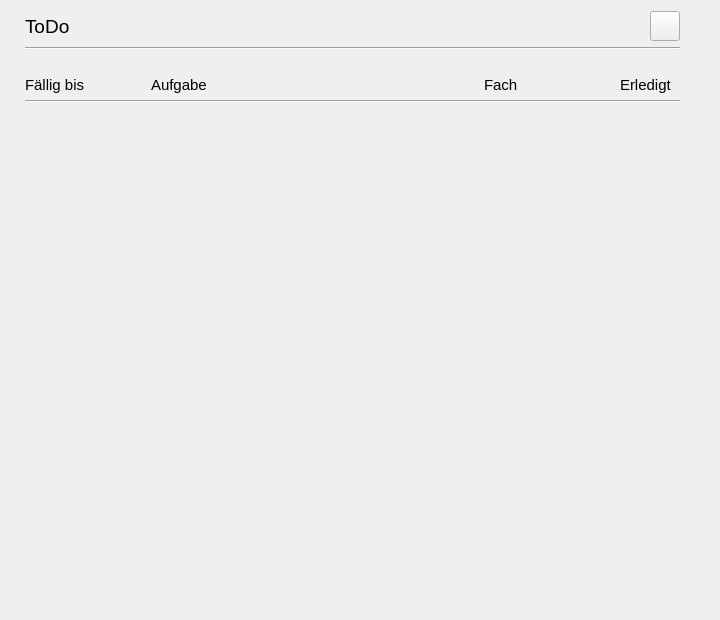
orgnnice/OrgNNice, file todo.ui: the form before one commit.
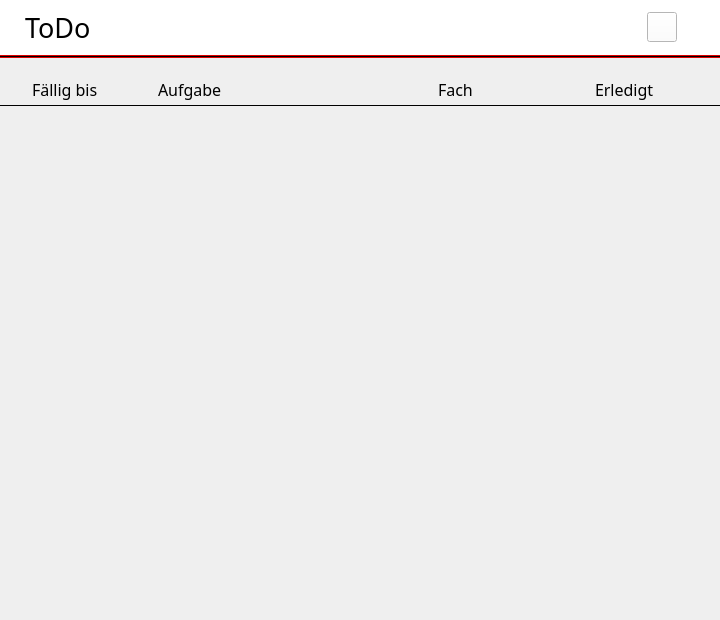
The form after the commit. Icons and pictures are not drawn.

Commit message: delete todo and waitfor, button styling, gui styling

```diff
--- a/todo.ui
+++ b/todo.ui
@@ -19,29 +19,80 @@
   <property name="windowTitle">
    <string>toDo</string>
   </property>
+  <property name="styleSheet">
+   <string notr="true"/>
+  </property>
   <layout class="QVBoxLayout" name="verticalLayout">
+   <property name="spacing">
+    <number>0</number>
+   </property>
    <property name="leftMargin">
     <number>0</number>
    </property>
+   <property name="topMargin">
+    <number>0</number>
+   </property>
    <property name="rightMargin">
     <number>0</number>
    </property>
+   <property name="bottomMargin">
+    <number>0</number>
+   </property>
    <item>
     <layout class="QVBoxLayout" name="verticalLayout_3">
+     <property name="spacing">
+      <number>0</number>
+     </property>
      <property name="leftMargin">
-      <number>25</number>
+      <number>0</number>
      </property>
      <property name="rightMargin">
-      <number>40</number>
+      <number>0</number>
+     </property>
+     <item>
+      <widget class="QWidget" name="widget" native="true">
+       <property name="styleSheet">
+        <string notr="true">background-color: rgb(255, 255, 255);</string>
+       </property>
+       <layout class="QVBoxLayout" name="verticalLayout_4">
+        <property name="spacing">
+         <number>0</number>
+        </property>
+        <property name="leftMargin">
+         <number>0</number>
+        </property>
+        <property name="topMargin">
+         <number>9</number>
+        </property>
+        <property name="rightMargin">
+         <number>0</number>
+        </property>
+        <property name="bottomMargin">
+         <number>9</number>
      </property>
      <item>
       <layout class="QHBoxLayout" name="horizontalLayout">
+          <property name="spacing">
+           <number>6</number>
+          </property>
+          <property name="leftMargin">
+           <number>25</number>
+          </property>
+          <property name="topMargin">
+           <number>0</number>
+          </property>
+          <property name="rightMargin">
+           <number>43</number>
+          </property>
+          <property name="bottomMargin">
+           <number>0</number>
+          </property>
        <item>
         <widget class="QLabel" name="label">
          <property name="font">
           <font>
-           <family>MS Shell Dlg 2</family>
-           <pointsize>14</pointsize>
+              <family>Yu Gothic UI Semibold</family>
+              <pointsize>20</pointsize>
            <weight>50</weight>
            <bold>false</bold>
           </font>
@@ -95,23 +146,62 @@
        </item>
       </layout>
      </item>
+       </layout>
+      </widget>
+     </item>
      <item>
-      <widget class="Line" name="line_2">
+      <widget class="Line" name="line">
+       <property name="styleSheet">
+        <string notr="true">background-color: rgb(220, 0, 0);</string>
+       </property>
+       <property name="frameShadow">
+        <enum>QFrame::Plain</enum>
+       </property>
+       <property name="lineWidth">
+        <number>0</number>
+       </property>
        <property name="orientation">
         <enum>Qt::Horizontal</enum>
        </property>
       </widget>
      </item>
+     <item>
+      <widget class="QWidget" name="widget_2" native="true">
+       <property name="styleSheet">
+        <string notr="true"/>
+       </property>
+       <layout class="QVBoxLayout" name="verticalLayout_5">
+        <property name="spacing">
+         <number>0</number>
+        </property>
+        <property name="leftMargin">
+         <number>0</number>
+        </property>
+        <property name="topMargin">
+         <number>0</number>
+        </property>
+        <property name="rightMargin">
+         <number>0</number>
+        </property>
+        <property name="bottomMargin">
+         <number>0</number>
+        </property>
      <item>
       <layout class="QHBoxLayout" name="horizontalLayout_2">
+          <property name="spacing">
+           <number>6</number>
+          </property>
        <property name="leftMargin">
-        <number>0</number>
+           <number>32</number>
        </property>
        <property name="topMargin">
         <number>20</number>
        </property>
        <property name="rightMargin">
-        <number>0</number>
+           <number>43</number>
+          </property>
+          <property name="bottomMargin">
+           <number>3</number>
        </property>
        <item>
         <widget class="QLabel" name="label_2">
@@ -135,7 +225,8 @@
          </property>
          <property name="font">
           <font>
-           <pointsize>11</pointsize>
+              <family>Yu Gothic UI Semibold</family>
+              <pointsize>12</pointsize>
           </font>
          </property>
          <property name="text">
@@ -146,20 +237,21 @@
        <item>
         <widget class="QLabel" name="label_3">
          <property name="sizePolicy">
-          <sizepolicy hsizetype="Fixed" vsizetype="Fixed">
+             <sizepolicy hsizetype="Expanding" vsizetype="Fixed">
            <horstretch>0</horstretch>
            <verstretch>0</verstretch>
           </sizepolicy>
          </property>
          <property name="minimumSize">
           <size>
-           <width>330</width>
+              <width>306</width>
            <height>0</height>
           </size>
          </property>
          <property name="font">
           <font>
-           <pointsize>11</pointsize>
+              <family>Yu Gothic UI Semibold</family>
+              <pointsize>12</pointsize>
           </font>
          </property>
          <property name="text">
@@ -170,26 +262,27 @@
        <item>
         <widget class="QLabel" name="label_5">
          <property name="sizePolicy">
-          <sizepolicy hsizetype="Preferred" vsizetype="Fixed">
+             <sizepolicy hsizetype="Fixed" vsizetype="Fixed">
            <horstretch>0</horstretch>
            <verstretch>0</verstretch>
           </sizepolicy>
          </property>
          <property name="minimumSize">
           <size>
-           <width>130</width>
+              <width>151</width>
            <height>0</height>
           </size>
          </property>
          <property name="maximumSize">
           <size>
-           <width>150</width>
+              <width>151</width>
            <height>16777215</height>
           </size>
          </property>
          <property name="font">
           <font>
-           <pointsize>11</pointsize>
+              <family>Yu Gothic UI Semibold</family>
+              <pointsize>12</pointsize>
           </font>
          </property>
          <property name="text">
@@ -207,19 +300,20 @@
          </property>
          <property name="minimumSize">
           <size>
-           <width>60</width>
+              <width>82</width>
            <height>0</height>
           </size>
          </property>
          <property name="maximumSize">
           <size>
-           <width>70</width>
+              <width>82</width>
            <height>16777215</height>
           </size>
          </property>
          <property name="font">
           <font>
-           <pointsize>11</pointsize>
+              <family>Yu Gothic UI Semibold</family>
+              <pointsize>12</pointsize>
           </font>
          </property>
          <property name="text">
@@ -229,8 +323,20 @@
        </item>
       </layout>
      </item>
+       </layout>
+      </widget>
+     </item>
      <item>
-      <widget class="Line" name="line">
+      <widget class="Line" name="line_2">
+       <property name="minimumSize">
+        <size>
+         <width>0</width>
+         <height>0</height>
+        </size>
+       </property>
+       <property name="frameShadow">
+        <enum>QFrame::Plain</enum>
+       </property>
        <property name="orientation">
         <enum>Qt::Horizontal</enum>
        </property>
@@ -241,14 +347,23 @@
    <item>
     <widget class="QScrollArea" name="scrollArea">
      <property name="sizePolicy">
-      <sizepolicy hsizetype="Expanding" vsizetype="MinimumExpanding">
+      <sizepolicy hsizetype="Minimum" vsizetype="MinimumExpanding">
        <horstretch>0</horstretch>
        <verstretch>0</verstretch>
       </sizepolicy>
      </property>
+     <property name="autoFillBackground">
+      <bool>true</bool>
+     </property>
+     <property name="styleSheet">
+      <string notr="true"/>
+     </property>
      <property name="frameShape">
       <enum>QFrame::NoFrame</enum>
      </property>
+     <property name="frameShadow">
+      <enum>QFrame::Plain</enum>
+     </property>
      <property name="widgetResizable">
       <bool>true</bool>
      </property>
@@ -261,15 +376,27 @@
         <x>0</x>
         <y>0</y>
         <width>720</width>
-        <height>499</height>
+        <height>16</height>
        </rect>
       </property>
+      <property name="sizePolicy">
+       <sizepolicy hsizetype="Preferred" vsizetype="Fixed">
+        <horstretch>0</horstretch>
+        <verstretch>0</verstretch>
+       </sizepolicy>
+      </property>
+      <property name="styleSheet">
+       <string notr="true"/>
+      </property>
       <layout class="QVBoxLayout" name="verticalLayout_2">
        <property name="leftMargin">
         <number>25</number>
        </property>
+       <property name="topMargin">
+        <number>0</number>
+       </property>
        <property name="rightMargin">
-        <number>25</number>
+        <number>40</number>
        </property>
       </layout>
      </widget>
```
Lines whose indentation alone changed are shown as unchanged. The commit also changes 24 other files.
